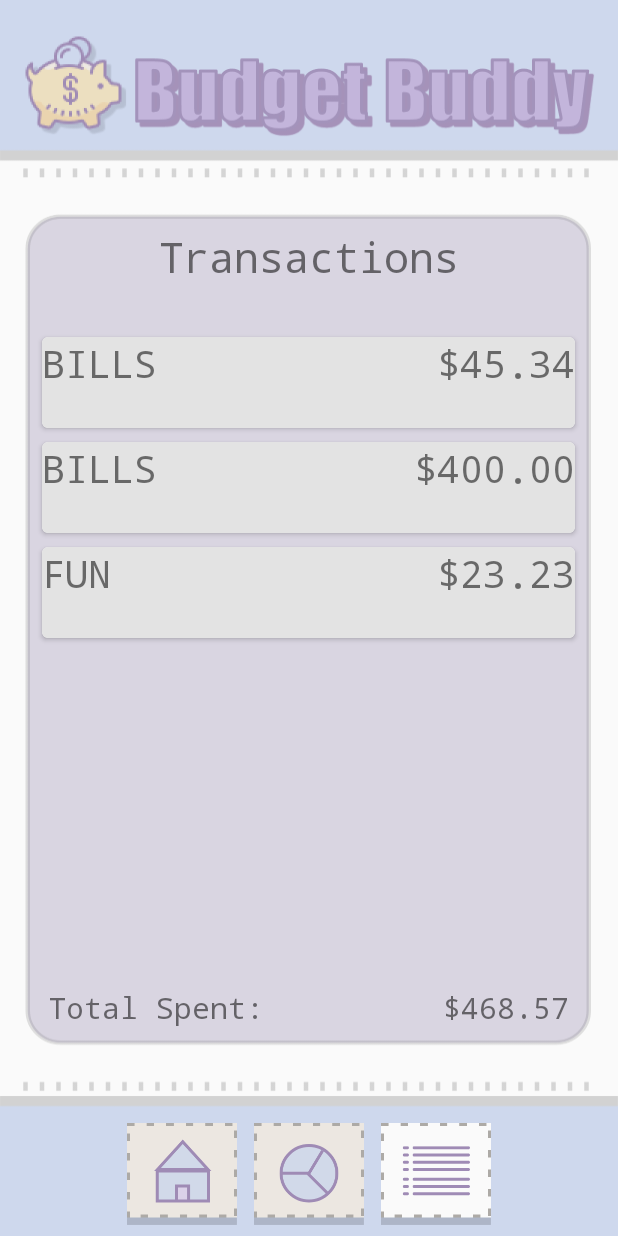
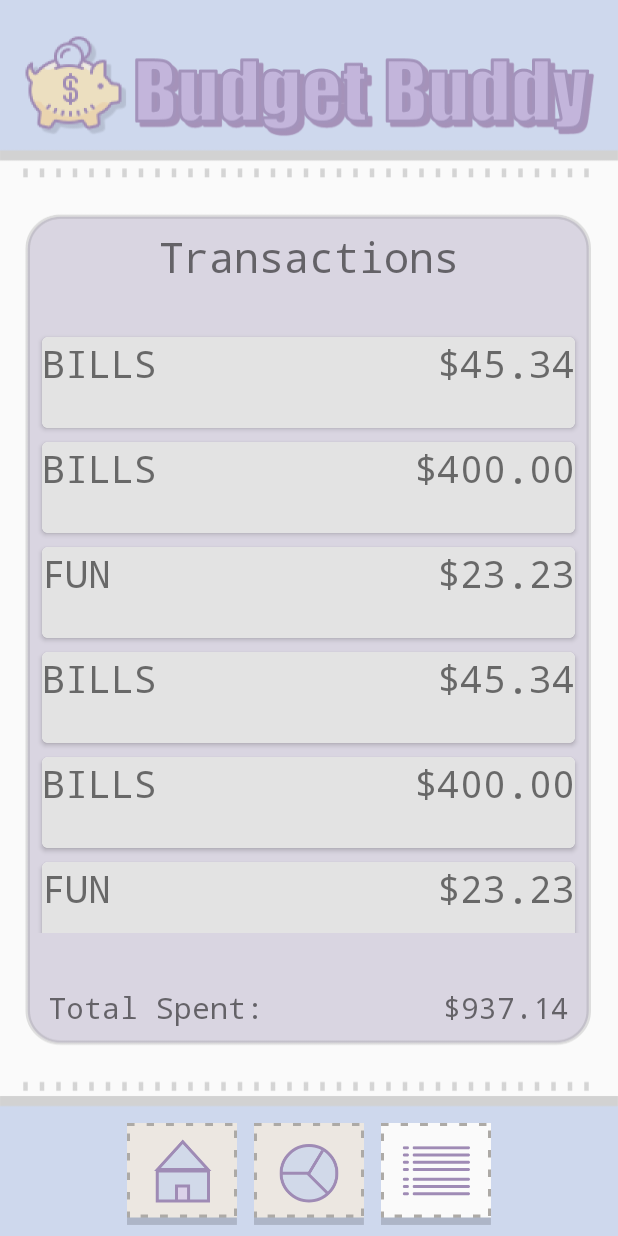
Before and after one commit to banuelossoto-leticia/BudgetBuddy, an Android app: the TransactionListActivity screen opened directly, with no data from a screen before it, on a phone screen of 412 x 824 dp. Run offline under Robolectric (Android 15) with nearby library versions, the phone set to English and light mode, and no system bars.

Commit message:
moved arrayList of object transaction to be on the HomeScreenActivity. Fixed the button in TransactionDetails activity to delete a transaction from the arrayList and it shows on TransactionListActivity. all the buttons on TransactionDetail activity now work.

```diff
--- a/app/src/main/java/com/example/cecs448/TransactionListActivity.java
+++ b/app/src/main/java/com/example/cecs448/TransactionListActivity.java
@@ -22,7 +22,7 @@
     RecyclerView rvTransaction;
     TextView actualTotalSpentTextView;
     double totalSpent = 0;
-    static ArrayList<Transaction> transactions;
+
     TransactionsAdapter adapter;
 
     @Override
@@ -39,29 +39,9 @@
         //for the two place decimal
         DecimalFormat df = new DecimalFormat("0.00");
 
-        //creating dummy transactions
-        transactions = new ArrayList<Transaction>();
-
-        transactions.add(new Transaction("BILLS",45.34, "This is electricity bill"));
-        transactions.add(new Transaction("BILLS",400.00, "this is rent"));
-        transactions.add(new Transaction("FUN",23.23,"go-kart"));
-
-        /**
-        //will always check to see if user has deleted a transaction from the TransactionDetail activity
-        //if they have then the transaction is deleted
-        final Bundle bundle = getIntent().getExtras();
-        //checks to see if it empty or not
-        if(bundle.containsKey("indexOfRemovedTransaction")){
-            int indexToBeRemoved = bundle.getInt("indexOfRemovedTransaction");
-            transactions.remove(indexToBeRemoved);
-            //removes it because just in case it saves it
-            bundle.remove("indexOfRemovedTransaction");
-        }*/
-
-
         //creating recycler view
         //if it dosen't work try getApplicationContext()
-        adapter = new TransactionsAdapter(transactions, getApplicationContext(),this);
+        adapter = new TransactionsAdapter(HomeScreenActivity.transactions, getApplicationContext(),this);
 
         rvTransaction = (RecyclerView) findViewById(R.id.listRecycleView);
         rvTransaction.setHasFixedSize(true);
@@ -75,8 +55,8 @@
         //sets the actualTotalSpentTextView to be total
         //loops through the transaction list and adds up the total
 
-        for(int i = 0; i < transactions.size(); i++){
-            totalSpent = totalSpent + transactions.get(i).getAmount();
+        for(int i = 0; i < HomeScreenActivity.transactions.size(); i++){
+            totalSpent = totalSpent + HomeScreenActivity.transactions.get(i).getAmount();
         }
 
         actualTotalSpentTextView = (TextView) findViewById(R.id.actualTotalSpentTextView);
@@ -101,7 +81,7 @@
 
     @Override
     public void onTransactionClick(int position) {
-        transactions.get(position);
+        HomeScreenActivity.transactions.get(position);
         Intent intent = new Intent(TransactionListActivity.this, TransactionDetails.class);
 
         //attaching
```
Also changed, not shown: app/src/main/java/com/example/cecs448/HomeScreenActivity.java (+11 -0 lines), app/src/main/java/com/example/cecs448/TransactionDetails.java (+6 -5 lines).
